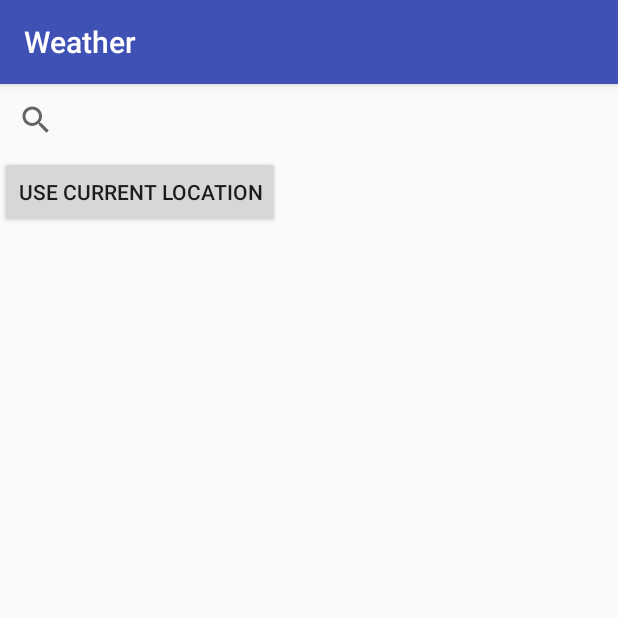
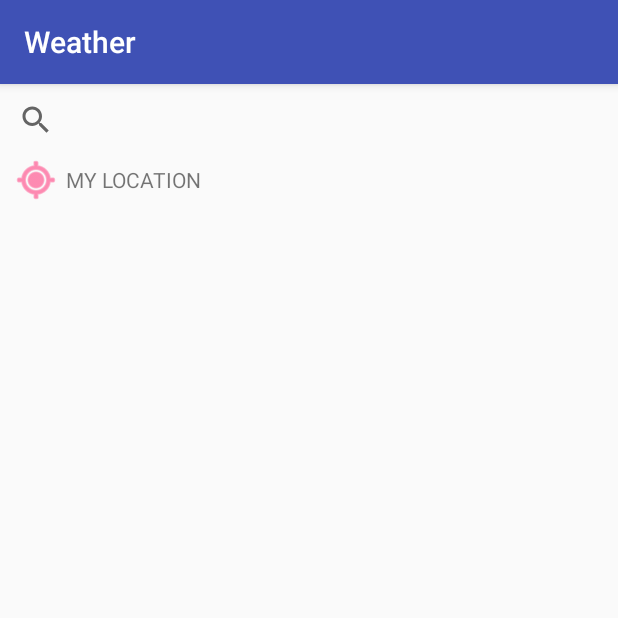
Before and after one commit to oudavid/WhatsTheWeather, an Android app: the screen it shows after launch (AddCityActivity), after a tap on an icon or button, on a phone screen of 412 x 824 dp, the top half of it. Run offline under Robolectric (Android 15) with nearby library versions, the phone set to English and light mode, and no system bars; our stand-ins replace RxJava.

Commit message:
Persist the list of cities between both configuration changes and app launches

```diff
--- a/app/src/main/java/com/williamhill/weather/AddCityActivity.java
+++ b/app/src/main/java/com/williamhill/weather/AddCityActivity.java
@@ -7,16 +7,15 @@ import android.location.Address;
 import android.location.Geocoder;
 import android.location.Location;
 import android.net.Uri;
+import android.os.Bundle;
 import android.support.annotation.NonNull;
 import android.support.annotation.Nullable;
 import android.support.v4.app.ActivityCompat;
 import android.support.v7.app.AppCompatActivity;
-import android.os.Bundle;
-import android.support.v7.widget.RecyclerView;
 import android.support.v7.widget.SearchView;
 import android.util.Log;
-import android.view.View;
 import android.widget.Button;
+import android.widget.LinearLayout;
 import android.widget.Toast;
 
 import com.google.android.gms.common.ConnectionResult;
@@ -36,7 +35,7 @@ public class AddCityActivity extends AppCompatActivity implements GoogleApiClien
     static final int REQUEST_CODE = 102;
 
     SearchView searchView;
-    Button useCurrentLocationButton;
+    LinearLayout useCurrentLocationButton;
 
     private Location mLocation;
     private GoogleApiClient mGoogleApiClient;
--- a/app/src/main/java/com/williamhill/weather/CityListActivity.java
+++ b/app/src/main/java/com/williamhill/weather/CityListActivity.java
@@ -2,26 +2,30 @@ package com.williamhill.weather;
 
 import android.content.Context;
 import android.content.Intent;
+import android.content.SharedPreferences;
 import android.net.Uri;
 import android.os.Bundle;
 import android.support.annotation.NonNull;
+import android.support.design.widget.FloatingActionButton;
 import android.support.v7.app.AppCompatActivity;
 import android.support.v7.widget.DividerItemDecoration;
 import android.support.v7.widget.LinearLayoutManager;
 import android.support.v7.widget.RecyclerView;
 import android.support.v7.widget.Toolbar;
-import android.support.design.widget.FloatingActionButton;
 import android.util.Log;
 import android.view.LayoutInflater;
 import android.view.View;
 import android.view.ViewGroup;
 import android.widget.TextView;
 
-
+import com.google.gson.Gson;
+import com.google.gson.reflect.TypeToken;
 import com.williamhill.weather.data.CurrentWeather;
 
-import java.util.ArrayList;
+import java.lang.reflect.Type;
+import java.util.Collection;
 import java.util.List;
+import java.util.concurrent.CopyOnWriteArrayList;
 
 import io.reactivex.Observer;
 import io.reactivex.disposables.Disposable;
@@ -42,6 +46,8 @@ public class CityListActivity extends AppCompatActivity {
      */
     private boolean mTwoPane;
     private SimpleItemRecyclerViewAdapter mAdapter;
+    private static String SHARED_PREF_LIST_KEY = "city_list_key";
+    private static String SHARED_PREF = "sf_key";
 
     @Override
     protected void onCreate(Bundle savedInstanceState) {
@@ -69,8 +75,14 @@ public class CityListActivity extends AppCompatActivity {
         RecyclerView recyclerView = findViewById(R.id.city_list);
         recyclerView.addItemDecoration(new DividerItemDecoration(this, LinearLayoutManager.VERTICAL));
 
-        mAdapter = new SimpleItemRecyclerViewAdapter(this, new ArrayList<>(), mTwoPane);
+        mAdapter = new SimpleItemRecyclerViewAdapter(this, mTwoPane, this);
         setupRecyclerView(recyclerView);
+    }
+
+    @Override
+    protected void onStop() {
+        super.onStop();
+        mAdapter.storeWeatherListFromSharedPrefs(this);
     }
 
     @Override
@@ -80,8 +92,6 @@ public class CityListActivity extends AppCompatActivity {
                 Uri uri = data.getData();
                 if (uri != null) {
                     String city = uri.toString();
-
-
                     WeatherService.getWeatherByZipCode(city).subscribe(new Observer<CurrentWeather>() {
 
                         @Override
@@ -156,9 +166,8 @@ public class CityListActivity extends AppCompatActivity {
         };
 
         SimpleItemRecyclerViewAdapter(CityListActivity parent,
-                                      List<CurrentWeather> items,
-                                      boolean twoPane) {
-            mCityList = items;
+                                      boolean twoPane, Context context) {
+            mCityList = retrieveWeatherListFromSharedPrefs(context);
             mParentActivity = parent;
             mTwoPane = twoPane;
         }
@@ -202,5 +211,39 @@ public class CityListActivity extends AppCompatActivity {
             mCityList.add(city);
             notifyDataSetChanged();
         }
+
+        private void storeWeatherListFromSharedPrefs(Context context) {
+            SharedPreferences sharedPref = context.getSharedPreferences(SHARED_PREF, MODE_PRIVATE);
+            String mediaListJSONString = new Gson().toJson(mCityList);
+            sharedPref.edit()
+                    .putString(SHARED_PREF_LIST_KEY, mediaListJSONString)
+                    .commit();
+        }
+
+        private List<CurrentWeather> retrieveWeatherListFromSharedPrefs(Context context) {
+            SharedPreferences sharedPref = context.getSharedPreferences(SHARED_PREF, Context.MODE_PRIVATE);
+            String mediaListJSONString = sharedPref.getString(SHARED_PREF_LIST_KEY, "");
+            if (mediaListJSONString.isEmpty()) {
+                return new CopyOnWriteArrayList<>();
+            }
+            Type weatherCollectionType = new TypeToken<Collection<CurrentWeather>>(){}.getType();
+            List<CurrentWeather> list = new Gson().fromJson(mediaListJSONString, weatherCollectionType);
+            if (list != null) {
+                List<CurrentWeather> threadSafeList = new CopyOnWriteArrayList<>();
+                threadSafeList.addAll(list);
+                return threadSafeList;
+            } else {
+                return new CopyOnWriteArrayList<>();
+            }
+        }
+
+        public void clearWeatherListFromSharedPref(@NonNull Context context) {
+            SharedPreferences sharedPref = context.getSharedPreferences(SHARED_PREF, Context.MODE_PRIVATE);
+            sharedPref.edit()
+                    .clear()
+                    .commit();
+        }
     }
+
+
 }
--- a/app/src/main/res/layout/activity_add_city.xml
+++ b/app/src/main/res/layout/activity_add_city.xml
@@ -1,6 +1,5 @@
 <?xml version="1.0" encoding="utf-8"?>
-<android.support.constraint.ConstraintLayout
-    xmlns:android="http://schemas.android.com/apk/res/android"
+<android.support.constraint.ConstraintLayout xmlns:android="http://schemas.android.com/apk/res/android"
     xmlns:app="http://schemas.android.com/apk/res-auto"
     xmlns:tools="http://schemas.android.com/tools"
     android:layout_width="match_parent"
@@ -11,15 +10,36 @@
         android:id="@+id/add_city_searchview"
         android:layout_width="match_parent"
         android:layout_height="wrap_content"
-        android:maxLines="1"
+        android:backgroundTint="@color/colorPrimary"
+        android:hint="@string/add_city_searchview_hint"
         android:inputType="number"
-        android:hint="@string/add_city_searchview_hint"/>
+        android:maxLines="1" />
 
-    <Button
+
+    <LinearLayout
         android:id="@+id/use_current_location"
         android:layout_width="wrap_content"
         android:layout_height="wrap_content"
-        android:text="@string/current_location"
-        app:layout_constraintTop_toBottomOf="@id/add_city_searchview"/>
+        android:layout_marginStart="8dp"
+        android:orientation="horizontal"
+        app:layout_constraintStart_toStartOf="parent"
+        app:layout_constraintTop_toBottomOf="@+id/add_city_searchview">
+
+        <Button
+            android:layout_width="32dp"
+            android:layout_height="32dp"
+            android:layout_gravity="center"
+            android:background="@android:drawable/ic_menu_mylocation"
+            android:backgroundTint="@color/colorAccent" />
+
+        <TextView
+            android:id="@+id/location_text"
+            android:layout_width="wrap_content"
+            android:layout_height="wrap_content"
+            android:layout_gravity="center"
+            android:layout_marginStart="4dp"
+            android:text="my location"
+            android:textAllCaps="true" />
+    </LinearLayout>
 
 </android.support.constraint.ConstraintLayout>
--- a/app/src/main/res/layout/activity_city_list.xml
+++ b/app/src/main/res/layout/activity_city_list.xml
@@ -17,7 +17,7 @@
             android:id="@+id/toolbar"
             android:layout_width="match_parent"
             android:layout_height="?attr/actionBarSize"
-            app:popupTheme="@style/AppTheme.PopupOverlay"/>
+            app:popupTheme="@style/AppTheme.PopupOverlay" />
 
     </android.support.design.widget.AppBarLayout>
 
@@ -27,7 +27,7 @@
         android:layout_height="match_parent"
         app:layout_behavior="@string/appbar_scrolling_view_behavior">
 
-        <include layout="@layout/city_list"/>
+        <include layout="@layout/city_list" />
     </FrameLayout>
 
     <android.support.design.widget.FloatingActionButton
@@ -36,7 +36,8 @@
         android:layout_height="wrap_content"
         android:layout_gravity="bottom|end"
         android:layout_margin="@dimen/fab_margin"
-        app:srcCompat="@android:drawable/ic_dialog_email"/>
+        app:srcCompat="@android:drawable/ic_input_add"
+        android:tint="@android:color/white"/>
 
 
 </android.support.design.widget.CoordinatorLayout>
--- a/app/src/main/res/layout/city_list_content.xml
+++ b/app/src/main/res/layout/city_list_content.xml
@@ -1,14 +1,14 @@
 <?xml version="1.0" encoding="utf-8"?>
 <LinearLayout xmlns:android="http://schemas.android.com/apk/res/android"
-              android:layout_width="wrap_content"
+              android:layout_width="match_parent"
               android:layout_height="wrap_content"
               xmlns:tools="http://schemas.android.com/tools"
               android:orientation="horizontal">
 
     <TextView
         android:id="@+id/city"
-        android:layout_width="wrap_content"
-        android:layout_height="wrap_content"
+        android:layout_width="match_parent"
+        android:layout_height="match_parent"
         android:layout_margin="@dimen/text_margin"
         android:textAppearance="?attr/textAppearanceListItem"
         tools:text="Seattle"/>
```
Lines whose indentation alone changed are shown as unchanged.
